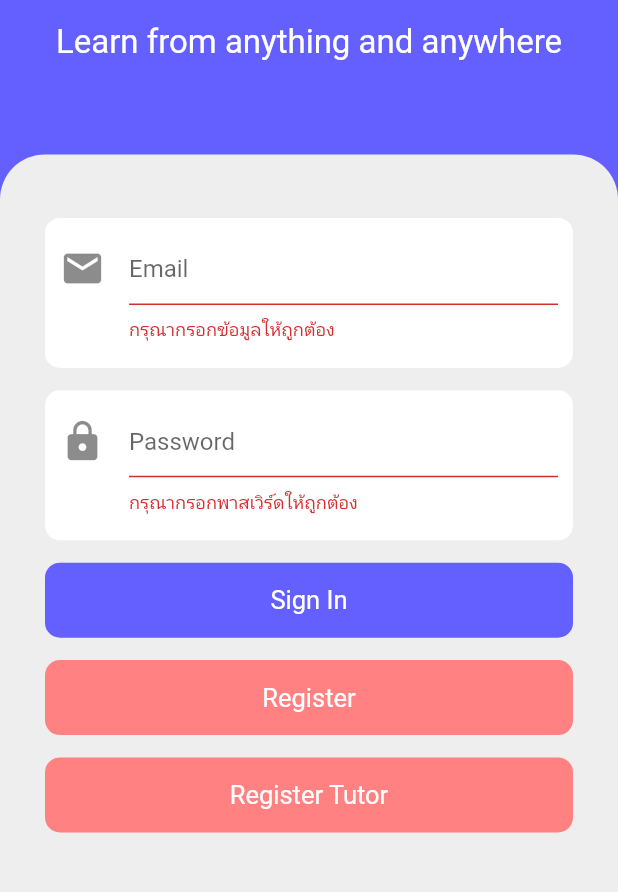
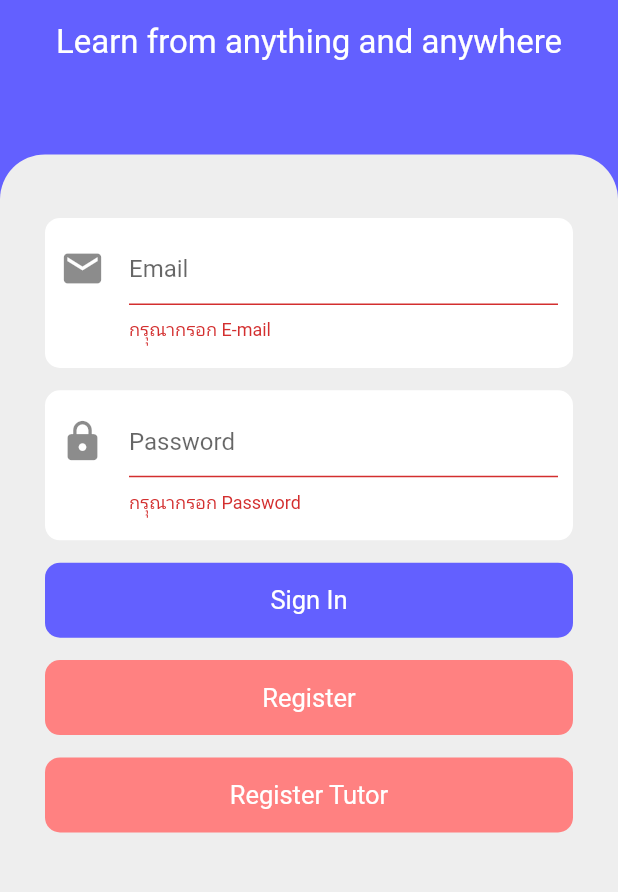
Before and after one commit to noymak/Luk-To-Learn, a Flutter app: the screen it shows after launch, after a tap on "Sign In", on a phone screen of 412 x 824 dp, the part 340-1232 px from its top. Run offline on Flutter 3.47's test engine with Material 2 defaults, Android fonts, the phone set to English and light mode, and no system bars; our stand-ins replace cloud_firestore, dropdown_button2, firebase_auth, firebase_core, firebase_storage, get and 4 more; missing offline and left inert: splash_screen_view; accounts and stored records are empty; Roboto replaces fonts that are missing (Kanit).

Commit message:
ตรวจสอบข้อมูลที่กรอก (ยังไม่ทำเช็คในfirebase)

```diff
--- a/project-main/lib/Screens/welcome_screen.dart
+++ b/project-main/lib/Screens/welcome_screen.dart
@@ -1,5 +1,6 @@
 import 'dart:async';
 
+import 'package:firebase_auth/firebase_auth.dart';
 import 'package:flutter/material.dart';
 import 'package:get/get.dart';
 import 'package:google_fonts/google_fonts.dart';
@@ -8,7 +9,6 @@ import 'package:luk_to_learn/controllers/auth_controller.dart';
 class WelcomeScreen extends StatelessWidget {
   var _controller = Get.put(AuthController());
   final formKey = GlobalKey<FormState>();
-
 
   void summit() {
     if (!formKey.currentState!.validate()) {
@@ -20,6 +20,7 @@ class WelcomeScreen extends StatelessWidget {
   @override
   Widget build(BuildContext context) {
     var size = MediaQuery.of(context).size;
+
     return Scaffold(
       body: SingleChildScrollView(
         child: Container(
@@ -80,13 +81,7 @@ class WelcomeScreen extends StatelessWidget {
                             color: Colors.white,
                             borderRadius: BorderRadius.circular(10)),
                         child: TextFormField(
-                          key: ValueKey('email'),
-                          validator: (value) {
-                            if (value!.isEmpty || !value.contains('@')) {
-                              return "กรุณากรอกข้อมูลให้ถูกต้อง";
-                            }
-                            return null;
-                          },
+                          validator: validateEmail,
                           keyboardType: TextInputType.emailAddress,
                           controller: _controller.emailController,
                           decoration: InputDecoration(
@@ -107,15 +102,7 @@ class WelcomeScreen extends StatelessWidget {
                         child: Column(
                           children: [
                             TextFormField(
-
-                              key: ValueKey('email'),
-                              validator: (value) {
-                                if (value!.isEmpty || value.length < 6) {
-                                  return "กรุณากรอกพาสเวิร์ดให้ถูกต้อง";
-                                }
-                                return null;
-                              },
-
+                              validator: validatePassword,
                               keyboardType: TextInputType.visiblePassword,
                               controller: _controller.passwordController,
                               decoration: InputDecoration(
@@ -204,3 +191,16 @@ class WelcomeScreen extends StatelessWidget {
     );
   }
 }
+
+String? validateEmail(String? formEmail) {
+  if (formEmail == null || formEmail.isEmpty) return 'กรุุณากรอก E-mail ';
+  String pattern = r'\w+@\w+\.\w+';
+  RegExp regex = RegExp(pattern);
+  if (!regex.hasMatch(formEmail)) return 'กรุณากรอก E-mail ให้ถูกต้อง';
+  return null;
+}
+
+String? validatePassword(String? formPass) {
+  if (formPass == null || formPass.isEmpty) return 'กรุุณากรอก Password ';
+  return null;
+}
```
Also changed, not shown: project-main/lib/Screens/user_screen/register.dart (+159 -15 lines).
